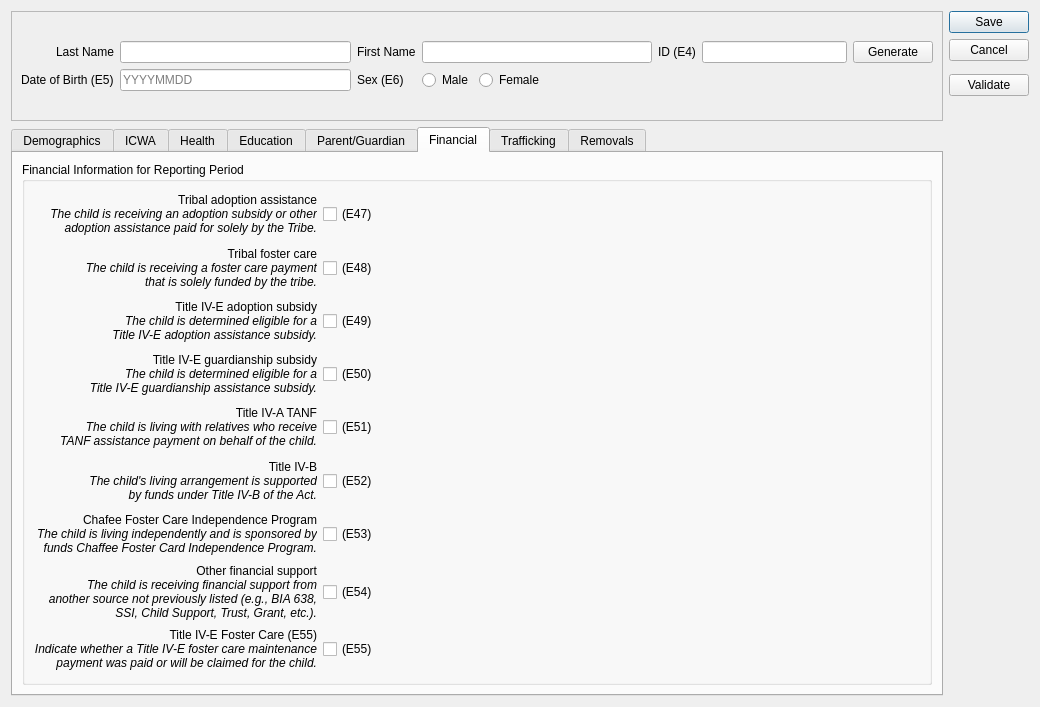
Qt form ui/ui_childform.ui (zstamper/AFCARS-AXE) before a commit.
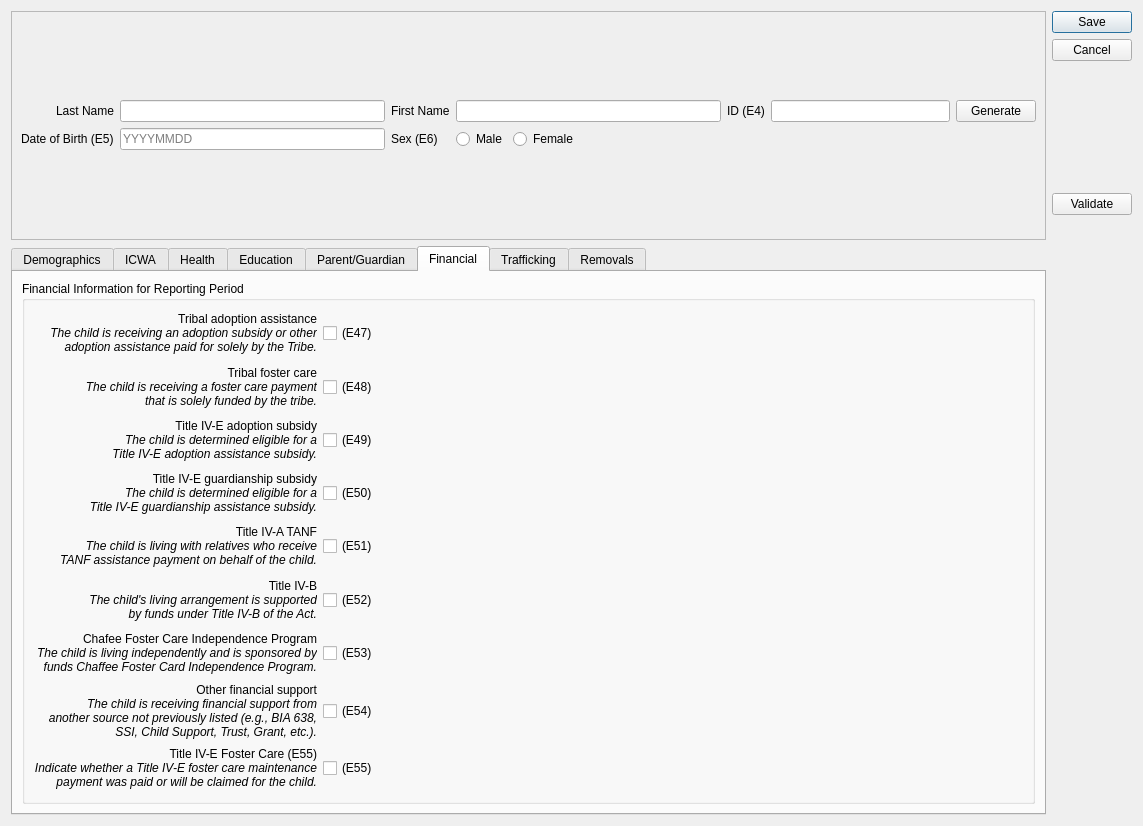
The same form after that commit.

```diff
--- a/ui/ui_childform.ui
+++ b/ui/ui_childform.ui
@@ -6,8 +6,8 @@
    <rect>
     <x>0</x>
     <y>0</y>
-    <width>1039</width>
-    <height>707</height>
+    <width>1143</width>
+    <height>826</height>
    </rect>
   </property>
   <property name="font">
```
Left out of the diff: 14 changed lines with no effect on the pictures.
